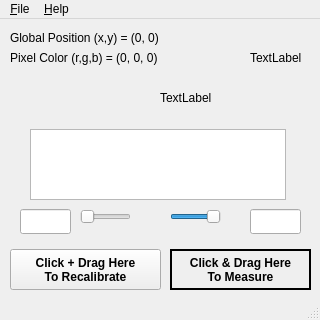
scimulate/PlotVISOR, file mainwindow.ui: the form before one commit.
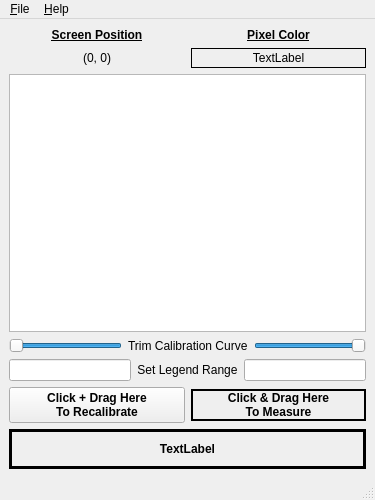
The form after the commit. Custom widgets are drawn as their Qt base class.

Commit message: UI mostly mature.

```diff
--- a/mainwindow.ui
+++ b/mainwindow.ui
@@ -6,37 +6,33 @@
    <rect>
     <x>0</x>
     <y>0</y>
-    <width>320</width>
-    <height>320</height>
+    <width>375</width>
+    <height>500</height>
    </rect>
   </property>
   <property name="minimumSize">
    <size>
-    <width>320</width>
-    <height>320</height>
+    <width>375</width>
+    <height>500</height>
    </size>
   </property>
   <property name="maximumSize">
    <size>
-    <width>320</width>
-    <height>320</height>
+    <width>375</width>
+    <height>500</height>
    </size>
   </property>
   <property name="windowTitle">
    <string>PlotVISOR v2021.0</string>
   </property>
   <widget class="QWidget" name="centralwidget">
-   <widget class="QLabel" name="labelDrag">
-    <property name="geometry">
-     <rect>
-      <x>170</x>
-      <y>230</y>
-      <width>141</width>
-      <height>41</height>
-     </rect>
-    </property>
+   <layout class="QGridLayout" name="gridLayout">
+    <item row="0" column="0">
+     <layout class="QHBoxLayout" name="horizontalLayoutText">
+      <item>
+       <widget class="QLabel" name="labelPositionText">
     <property name="sizePolicy">
-     <sizepolicy hsizetype="Expanding" vsizetype="Preferred">
+         <sizepolicy hsizetype="Preferred" vsizetype="Fixed">
       <horstretch>0</horstretch>
       <verstretch>0</verstretch>
      </sizepolicy>
@@ -45,53 +41,187 @@
      <font>
       <weight>75</weight>
       <bold>true</bold>
-     </font>
-    </property>
-    <property name="frameShape">
-     <enum>QFrame::Box</enum>
-    </property>
-    <property name="lineWidth">
-     <number>2</number>
-    </property>
+          <underline>true</underline>
+         </font>
+        </property>
+        <property name="text">
+         <string>Screen Position</string>
+        </property>
+        <property name="alignment">
+         <set>Qt::AlignCenter</set>
+        </property>
+       </widget>
+      </item>
+      <item>
+       <widget class="QLabel" name="labelRGBText">
+        <property name="sizePolicy">
+         <sizepolicy hsizetype="Preferred" vsizetype="Fixed">
+          <horstretch>0</horstretch>
+          <verstretch>0</verstretch>
+         </sizepolicy>
+        </property>
+        <property name="font">
+         <font>
+          <weight>75</weight>
+          <bold>true</bold>
+          <underline>true</underline>
+         </font>
+        </property>
     <property name="text">
-     <string>Click &amp; Drag Here
-To Measure</string>
+         <string>Pixel Color</string>
     </property>
     <property name="alignment">
      <set>Qt::AlignCenter</set>
     </property>
    </widget>
+      </item>
+     </layout>
+    </item>
+    <item row="1" column="0">
+     <layout class="QHBoxLayout" name="horizontalLayoutCurrent">
+      <item>
    <widget class="QLabel" name="labelPosition">
-    <property name="geometry">
-     <rect>
-      <x>10</x>
-      <y>10</y>
-      <width>281</width>
-      <height>17</height>
-     </rect>
-    </property>
+        <property name="sizePolicy">
+         <sizepolicy hsizetype="Expanding" vsizetype="Fixed">
+          <horstretch>0</horstretch>
+          <verstretch>0</verstretch>
+         </sizepolicy>
+        </property>
+        <property name="minimumSize">
+         <size>
+          <width>0</width>
+          <height>20</height>
+         </size>
+        </property>
+        <property name="maximumSize">
+         <size>
+          <width>16777215</width>
+          <height>20</height>
+         </size>
+        </property>
+        <property name="frameShape">
+         <enum>QFrame::NoFrame</enum>
+        </property>
     <property name="text">
-     <string>Global Position (x,y) = (0, 0)</string>
-    </property>
-   </widget>
-   <widget class="QGraphicsView" name="graphicsView">
-    <property name="geometry">
-     <rect>
-      <x>30</x>
-      <y>110</y>
-      <width>256</width>
-      <height>71</height>
-     </rect>
-    </property>
-   </widget>
+         <string>(0, 0)</string>
+        </property>
+        <property name="alignment">
+         <set>Qt::AlignCenter</set>
+        </property>
+       </widget>
+      </item>
+      <item>
+       <widget class="QLabel" name="labelRGB">
+        <property name="sizePolicy">
+         <sizepolicy hsizetype="Expanding" vsizetype="Fixed">
+          <horstretch>0</horstretch>
+          <verstretch>0</verstretch>
+         </sizepolicy>
+        </property>
+        <property name="minimumSize">
+         <size>
+          <width>0</width>
+          <height>20</height>
+         </size>
+        </property>
+        <property name="maximumSize">
+         <size>
+          <width>16777215</width>
+          <height>20</height>
+         </size>
+        </property>
+        <property name="frameShape">
+         <enum>QFrame::Box</enum>
+        </property>
+        <property name="text">
+         <string>TextLabel</string>
+        </property>
+        <property name="scaledContents">
+         <bool>true</bool>
+        </property>
+        <property name="alignment">
+         <set>Qt::AlignCenter</set>
+        </property>
+       </widget>
+      </item>
+     </layout>
+    </item>
+    <item row="2" column="0">
+     <widget class="QChartView" name="graphicsView">
+      <property name="sizePolicy">
+       <sizepolicy hsizetype="Expanding" vsizetype="Preferred">
+        <horstretch>0</horstretch>
+        <verstretch>0</verstretch>
+       </sizepolicy>
+      </property>
+     </widget>
+    </item>
+    <item row="3" column="0">
+     <layout class="QHBoxLayout" name="horizontalLayoutCalibration">
+      <item>
+       <widget class="QSlider" name="sliderLower">
+        <property name="maximum">
+         <number>99</number>
+        </property>
+        <property name="value">
+         <number>99</number>
+        </property>
+        <property name="orientation">
+         <enum>Qt::Horizontal</enum>
+        </property>
+        <property name="invertedAppearance">
+         <bool>true</bool>
+        </property>
+       </widget>
+      </item>
+      <item>
+       <widget class="QLabel" name="label_2">
+        <property name="text">
+         <string>Trim Calibration Curve</string>
+        </property>
+       </widget>
+      </item>
+      <item>
+       <widget class="QSlider" name="sliderUpper">
+        <property name="value">
+         <number>99</number>
+        </property>
+        <property name="orientation">
+         <enum>Qt::Horizontal</enum>
+        </property>
+       </widget>
+      </item>
+     </layout>
+    </item>
+    <item row="4" column="0">
+     <layout class="QHBoxLayout" name="horizontalLayout_2">
+      <item>
+       <widget class="QLineEdit" name="lineLegendMin"/>
+      </item>
+      <item>
+       <widget class="QLabel" name="label">
+        <property name="text">
+         <string>Set Legend Range</string>
+        </property>
+        <property name="alignment">
+         <set>Qt::AlignCenter</set>
+        </property>
+       </widget>
+      </item>
+      <item>
+       <widget class="QLineEdit" name="lineLegendMax"/>
+      </item>
+     </layout>
+    </item>
+    <item row="5" column="0">
+     <layout class="QHBoxLayout" name="horizontalLayout">
+      <item>
    <widget class="QPushButton" name="pushButton">
-    <property name="geometry">
-     <rect>
-      <x>10</x>
-      <y>230</y>
-      <width>151</width>
-      <height>41</height>
-     </rect>
+        <property name="sizePolicy">
+         <sizepolicy hsizetype="Expanding" vsizetype="Fixed">
+          <horstretch>0</horstretch>
+          <verstretch>0</verstretch>
+         </sizepolicy>
     </property>
     <property name="font">
      <font>
@@ -104,107 +234,80 @@
 To Recalibrate</string>
     </property>
    </widget>
-   <widget class="QLineEdit" name="lineEdit">
-    <property name="geometry">
-     <rect>
-      <x>20</x>
-      <y>190</y>
-      <width>51</width>
-      <height>25</height>
-     </rect>
-    </property>
-   </widget>
-   <widget class="QLineEdit" name="lineEdit_2">
-    <property name="geometry">
-     <rect>
-      <x>250</x>
-      <y>190</y>
-      <width>51</width>
-      <height>25</height>
-     </rect>
-    </property>
-   </widget>
-   <widget class="QSlider" name="horizontalSlider">
-    <property name="geometry">
-     <rect>
-      <x>80</x>
-      <y>190</y>
-      <width>51</width>
-      <height>16</height>
-     </rect>
-    </property>
-    <property name="orientation">
-     <enum>Qt::Horizontal</enum>
-    </property>
-   </widget>
-   <widget class="QSlider" name="horizontalSlider_2">
-    <property name="geometry">
-     <rect>
-      <x>170</x>
-      <y>190</y>
-      <width>51</width>
-      <height>16</height>
-     </rect>
-    </property>
-    <property name="value">
-     <number>99</number>
-    </property>
-    <property name="orientation">
-     <enum>Qt::Horizontal</enum>
-    </property>
-   </widget>
-   <widget class="QLabel" name="labelRGB">
-    <property name="geometry">
-     <rect>
-      <x>10</x>
-      <y>30</y>
-      <width>251</width>
-      <height>17</height>
-     </rect>
-    </property>
-    <property name="text">
-     <string>Pixel Color (r,g,b) = (0, 0, 0)</string>
-    </property>
-   </widget>
-   <widget class="QLabel" name="labelPixel">
-    <property name="geometry">
-     <rect>
-      <x>250</x>
-      <y>30</y>
-      <width>64</width>
-      <height>17</height>
-     </rect>
-    </property>
-    <property name="text">
-     <string>TextLabel</string>
-    </property>
-    <property name="scaledContents">
-     <bool>true</bool>
-    </property>
-   </widget>
-   <widget class="QLabel" name="labelPath">
-    <property name="geometry">
-     <rect>
-      <x>160</x>
-      <y>70</y>
-      <width>64</width>
-      <height>17</height>
-     </rect>
-    </property>
+      </item>
+      <item>
+       <widget class="QLabel" name="labelDrag">
+        <property name="sizePolicy">
+         <sizepolicy hsizetype="Expanding" vsizetype="Fixed">
+          <horstretch>0</horstretch>
+          <verstretch>0</verstretch>
+         </sizepolicy>
+        </property>
+        <property name="font">
+         <font>
+          <weight>75</weight>
+          <bold>true</bold>
+         </font>
+        </property>
+        <property name="frameShape">
+         <enum>QFrame::Box</enum>
+        </property>
+        <property name="lineWidth">
+         <number>2</number>
+        </property>
+        <property name="text">
+         <string>Click &amp; Drag Here
+To Measure</string>
+        </property>
+        <property name="alignment">
+         <set>Qt::AlignCenter</set>
+        </property>
+       </widget>
+      </item>
+     </layout>
+    </item>
+    <item row="6" column="0">
+     <widget class="QLabel" name="label_3">
+      <property name="sizePolicy">
+       <sizepolicy hsizetype="Expanding" vsizetype="Fixed">
+        <horstretch>0</horstretch>
+        <verstretch>0</verstretch>
+       </sizepolicy>
+      </property>
+      <property name="minimumSize">
+       <size>
+        <width>0</width>
+        <height>40</height>
+       </size>
+      </property>
+      <property name="font">
+       <font>
+        <weight>75</weight>
+        <bold>true</bold>
+       </font>
+      </property>
+      <property name="frameShape">
+       <enum>QFrame::Box</enum>
+      </property>
+      <property name="lineWidth">
+       <number>3</number>
+      </property>
     <property name="text">
      <string>TextLabel</string>
     </property>
-    <property name="scaledContents">
-     <bool>true</bool>
-    </property>
-   </widget>
+      <property name="alignment">
+       <set>Qt::AlignCenter</set>
+      </property>
+     </widget>
+    </item>
+   </layout>
   </widget>
   <widget class="QMenuBar" name="menubar">
    <property name="geometry">
     <rect>
      <x>0</x>
      <y>0</y>
-     <width>320</width>
+     <width>375</width>
      <height>22</height>
     </rect>
    </property>
@@ -229,6 +332,13 @@
    </property>
   </action>
  </widget>
+ <customwidgets>
+  <customwidget>
+   <class>QChartView</class>
+   <extends>QGraphicsView</extends>
+   <header>QtCharts</header>
+  </customwidget>
+ </customwidgets>
  <resources/>
  <connections/>
 </ui>
```
Lines whose indentation alone changed are shown as unchanged.
